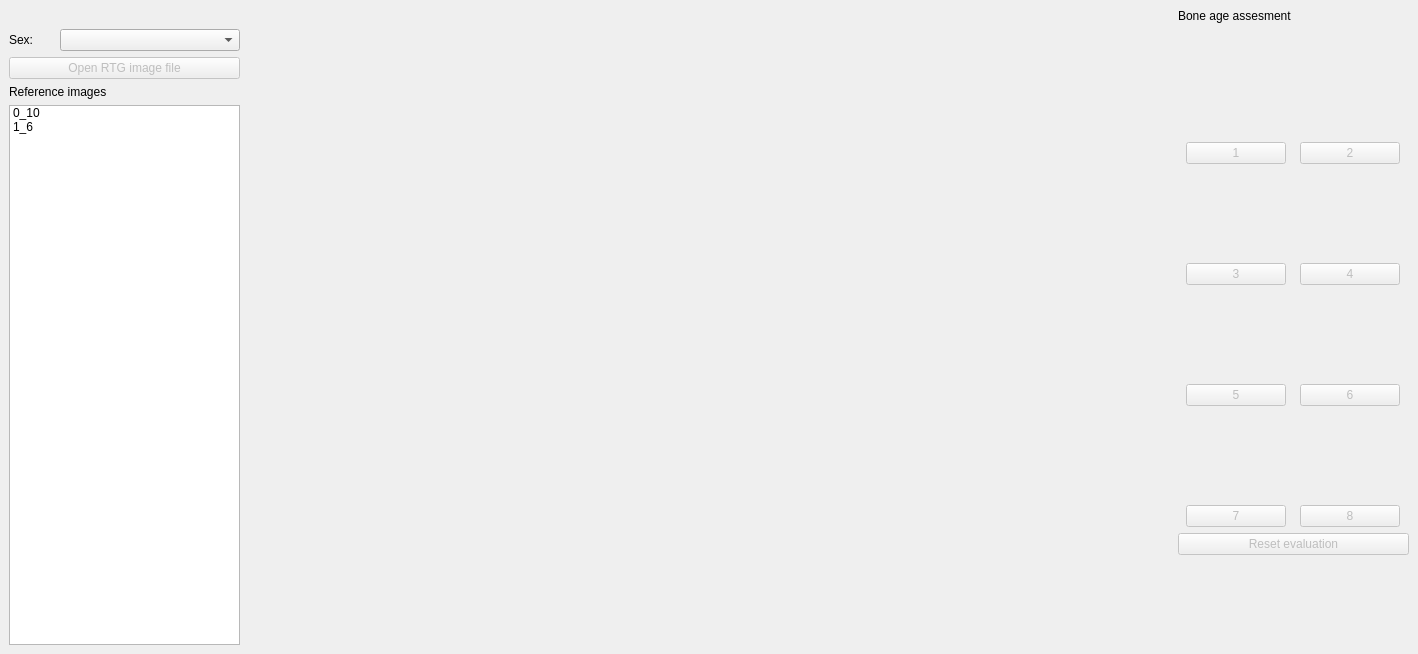
frenzymadness/BiologicalAge, file mainwindow.ui: the form before one commit.
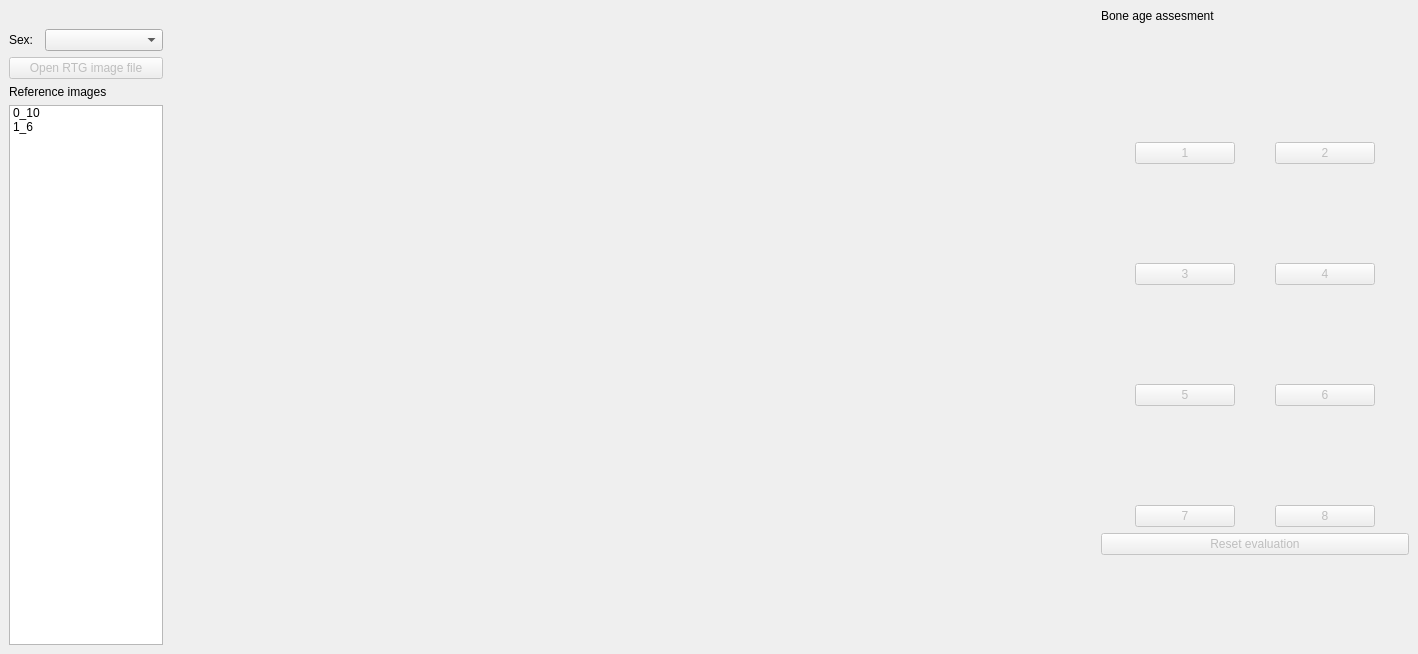
The form after the commit. Icons and pictures are not drawn.

What changed in the file:
```diff
--- a/mainwindow.ui
+++ b/mainwindow.ui
@@ -10,6 +10,12 @@
     <height>654</height>
    </rect>
   </property>
+  <property name="sizePolicy">
+   <sizepolicy hsizetype="Fixed" vsizetype="Fixed">
+    <horstretch>0</horstretch>
+    <verstretch>0</verstretch>
+   </sizepolicy>
+  </property>
   <property name="windowTitle">
    <string>Biologic age</string>
   </property>
@@ -20,7 +26,7 @@
      <verstretch>0</verstretch>
     </sizepolicy>
    </property>
-   <layout class="QHBoxLayout" name="horizontalLayout_2" stretch="1,5,5,1">
+   <layout class="QHBoxLayout" name="horizontalLayout_2" stretch="1,5,5,2">
     <item>
      <layout class="QVBoxLayout" name="verticalLayout_2">
       <item>
@@ -127,6 +133,9 @@
         <property name="text">
          <string/>
         </property>
+        <property name="alignment">
+         <set>Qt::AlignCenter</set>
+        </property>
        </widget>
       </item>
      </layout>
@@ -157,6 +166,9 @@
         <property name="text">
          <string/>
         </property>
+        <property name="alignment">
+         <set>Qt::AlignCenter</set>
+        </property>
        </widget>
       </item>
      </layout>
@@ -178,6 +190,9 @@
         <property name="text">
          <string/>
         </property>
+        <property name="wordWrap">
+         <bool>true</bool>
+        </property>
        </widget>
       </item>
       <item>
```
